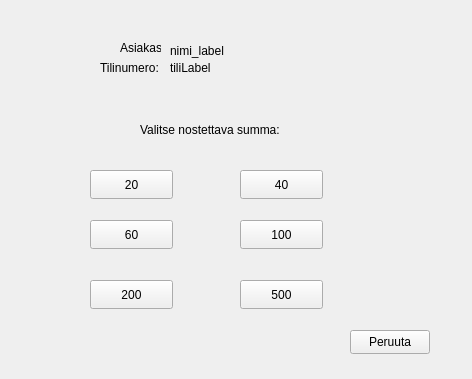
Above: frontend/nostosummawindow.ui from 22kmo-project/group_1 before the change. Below: the same form after it.
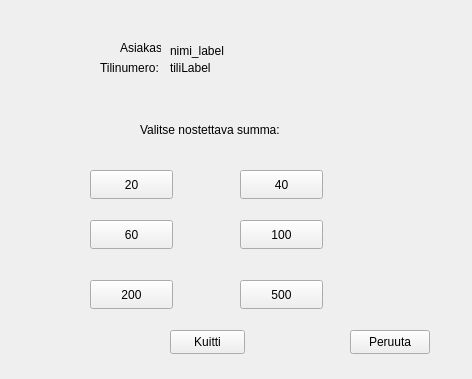
That is the form after the change.

Commit message: kuittiwindow valmisteltu ja ui siistitty

Diff of the .ui file:
```diff
--- a/frontend/nostosummawindow.ui
+++ b/frontend/nostosummawindow.ui
@@ -146,7 +146,7 @@
   <widget class="QLabel" name="nosto_info">
    <property name="geometry">
     <rect>
-     <x>90</x>
+     <x>70</x>
      <y>140</y>
      <width>281</width>
      <height>20</height>
@@ -155,6 +155,9 @@
    <property name="text">
     <string/>
    </property>
+   <property name="alignment">
+    <set>Qt::AlignCenter</set>
+   </property>
   </widget>
   <widget class="QLabel" name="kyhny_info">
    <property name="geometry">
@@ -195,6 +198,19 @@
     <string>nimi_label</string>
    </property>
   </widget>
+  <widget class="QPushButton" name="kuittiButton">
+   <property name="geometry">
+    <rect>
+     <x>170</x>
+     <y>330</y>
+     <width>75</width>
+     <height>24</height>
+    </rect>
+   </property>
+   <property name="text">
+    <string>Kuitti</string>
+   </property>
+  </widget>
  </widget>
  <resources/>
  <connections/>
```
The commit also changes 7 other files.
